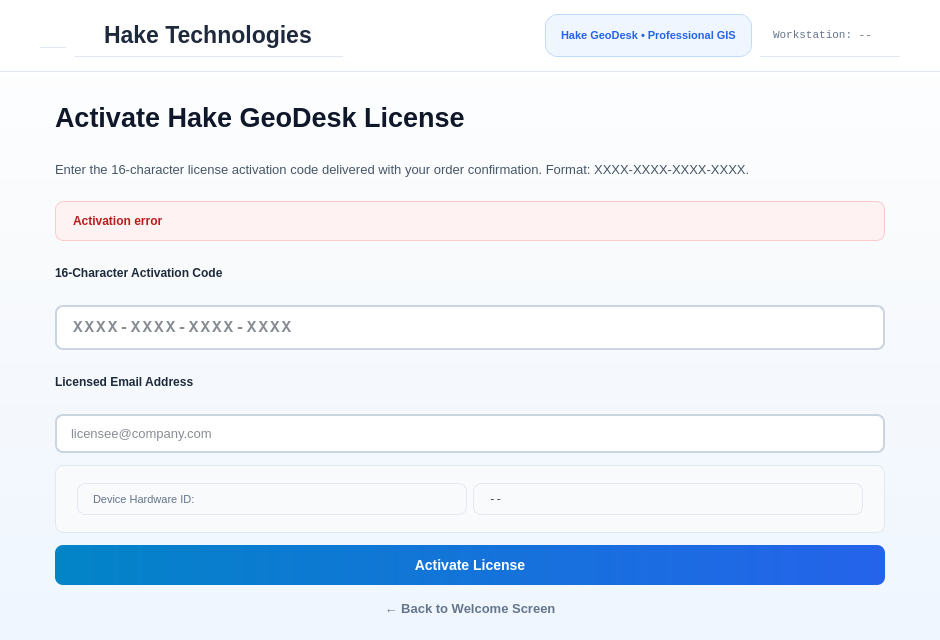
Before: the Qt Designer form src/ui/hakeactivationdialogbase.ui in sagar-singha-roy/hake-gis, drawn with Qt 5.
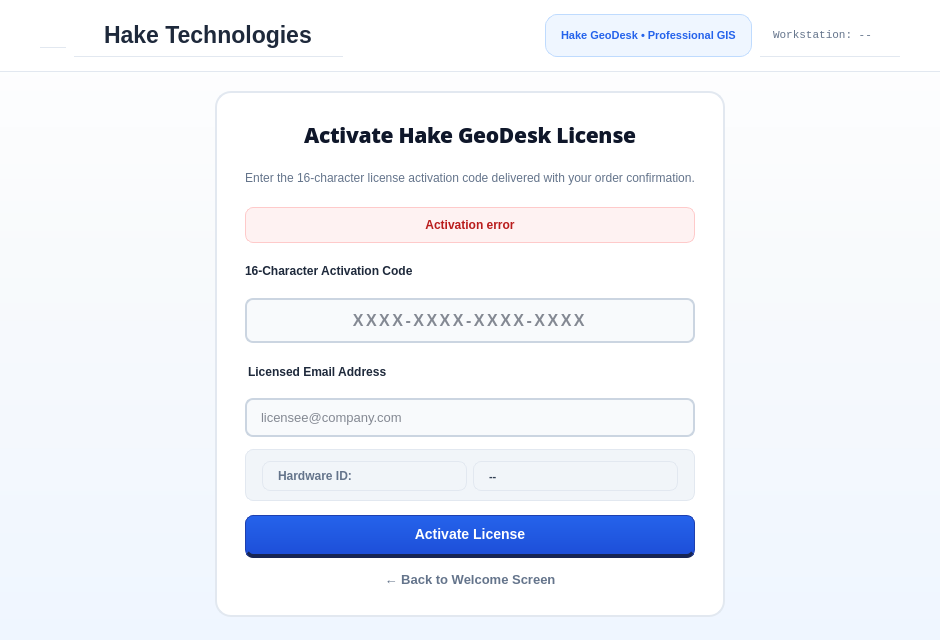
After: the same form once the commit is applied. The open tabs and pages were chosen to show the change.

Commit message: feat(ui): center license activation and account signup screens with elevated card styling

The edit to the form file:
```diff
--- a/src/ui/hakeactivationdialogbase.ui
+++ b/src/ui/hakeactivationdialogbase.ui
@@ -1483,53 +1483,124 @@
      <widget class="QWidget" name="pageActivate">
       <layout class="QVBoxLayout" name="activateLayout">
        <property name="spacing">
+        <number>0</number>
+       </property>
+       <property name="leftMargin">
+        <number>20</number>
+       </property>
+       <property name="topMargin">
         <number>12</number>
        </property>
+       <property name="rightMargin">
+        <number>20</number>
+       </property>
+       <property name="bottomMargin">
+        <number>16</number>
+       </property>
+
+       <!-- Vertical Spacer Top -->
+       <item>
+        <spacer name="activateTopSpacer">
+         <property name="orientation">
+          <enum>Qt::Vertical</enum>
+         </property>
+        </spacer>
+       </item>
+
+       <!-- Centered Horizontal Row -->
+       <item>
+        <layout class="QHBoxLayout" name="activateCenterRow">
+         <item>
+          <spacer name="activateLeftSpacer">
+           <property name="orientation">
+            <enum>Qt::Horizontal</enum>
+           </property>
+          </spacer>
+         </item>
+
+         <!-- Elevated Professional Centered Card -->
+         <item>
+          <widget class="QFrame" name="cardActivate">
+           <property name="minimumSize">
+            <size>
+             <width>470</width>
+             <height>0</height>
+            </size>
+           </property>
+           <property name="maximumSize">
+            <size>
+             <width>510</width>
+             <height>16777215</height>
+            </size>
+           </property>
+           <property name="styleSheet">
+            <string notr="true">QFrame#cardActivate { background-color: #ffffff; border: 1.5px solid #e2e8f0; border-radius: 16px; padding: 24px 28px; }</string>
+           </property>
+           <layout class="QVBoxLayout" name="cardActivateLayout">
+            <property name="spacing">
+             <number>10</number>
+            </property>
        <property name="leftMargin">
-        <number>55</number>
+             <number>0</number>
        </property>
        <property name="topMargin">
-        <number>25</number>
+             <number>0</number>
        </property>
        <property name="rightMargin">
-        <number>55</number>
+             <number>0</number>
        </property>
        <property name="bottomMargin">
-        <number>20</number>
-       </property>
+             <number>0</number>
+            </property>
+
+            <!-- Card Title: Centered, Open Sans 21px Bold -->
        <item>
         <widget class="QLabel" name="lblActivateTitle">
          <property name="font">
           <font>
-           <pointsize>20</pointsize>
+                <family>Open Sans</family>
+                <pointsize>21</pointsize>
            <bold>true</bold>
           </font>
          </property>
+              <property name="alignment">
+               <set>Qt::AlignCenter</set>
+              </property>
          <property name="styleSheet">
-          <string notr="true">color: #0f172a;</string>
+               <string notr="true">color: #0f172a; font-weight: 700; font-size: 21px; font-family: 'Open Sans', -apple-system, sans-serif; letter-spacing: -0.3px; margin-top: 2px; margin-bottom: 2px;</string>
          </property>
          <property name="text">
           <string>Activate Hake GeoDesk License</string>
          </property>
         </widget>
        </item>
+
+            <!-- Card Subtitle: Centered -->
        <item>
         <widget class="QLabel" name="lblActivateSubtitle">
+              <property name="alignment">
+               <set>Qt::AlignCenter</set>
+              </property>
          <property name="styleSheet">
-          <string notr="true">color: #475569; font-size: 13px;</string>
+               <string notr="true">color: #64748b; font-size: 12.5px; font-weight: 400; font-family: 'Open Sans', -apple-system, sans-serif; margin-bottom: 4px;</string>
          </property>
          <property name="text">
-          <string>Enter the 16-character license activation code delivered with your order confirmation. Format: XXXX-XXXX-XXXX-XXXX.</string>
+               <string>Enter the 16-character license activation code delivered with your order confirmation.</string>
          </property>
          <property name="wordWrap">
           <bool>true</bool>
          </property>
         </widget>
        </item>
+
+            <!-- Activation Error Alert -->
        <item>
         <widget class="QLabel" name="lblActivateError">
+              <property name="alignment">
+               <set>Qt::AlignCenter</set>
+              </property>
          <property name="styleSheet">
-          <string notr="true">background: #fef2f2; color: #b91c1c; border: 1px solid #fecaca; border-radius: 8px; padding: 9px 14px; font-size: 12px; font-weight: 500;</string>
+               <string notr="true">background: #fef2f2; color: #b91c1c; border: 1px solid #fecaca; border-radius: 8px; padding: 8px 12px; font-size: 11.5px; font-weight: 500; font-family: 'Open Sans', sans-serif;</string>
          </property>
          <property name="text">
           <string>Activation error</string>
@@ -1537,11 +1608,18 @@
          <property name="visible">
           <bool>false</bool>
          </property>
-        </widget>
-       </item>
+              <property name="wordWrap">
+               <bool>true</bool>
+              </property>
+             </widget>
+            </item>
+
+            <!-- 16-Character Activation Code Label & Input -->
        <item>
         <widget class="QLabel" name="lblCodeLabel">
-         <property name="styleSheet"><string notr="true">font-weight: 600; color: #1e293b;</string></property>
+              <property name="styleSheet">
+               <string notr="true">font-weight: 600; font-size: 12px; color: #1e293b; font-family: 'Open Sans', sans-serif;</string>
+              </property>
          <property name="text">
           <string>16-Character Activation Code</string>
          </property>
@@ -1549,17 +1627,24 @@
        </item>
        <item>
         <widget class="QLineEdit" name="txtActivationCode">
+              <property name="alignment">
+               <set>Qt::AlignCenter</set>
+              </property>
          <property name="styleSheet">
-          <string notr="true">font-family: monospace; font-size: 16px; font-weight: bold; letter-spacing: 2px; text-transform: uppercase; padding: 10px 14px;</string>
+               <string notr="true">background: #f8fafc; border: 1.5px solid #cbd5e1; border-radius: 8px; font-family: -apple-system, "SF Mono", Menlo, Monaco, monospace; font-size: 16px; font-weight: 700; letter-spacing: 2.5px; color: #0f172a; padding: 10px 14px;</string>
          </property>
          <property name="placeholderText">
           <string>XXXX-XXXX-XXXX-XXXX</string>
          </property>
         </widget>
        </item>
+
+            <!-- Licensed Email Address Label & Input -->
        <item>
         <widget class="QLabel" name="lblActivateEmail">
-         <property name="styleSheet"><string notr="true">font-weight: 600; color: #1e293b;</string></property>
+              <property name="styleSheet">
+               <string notr="true">font-weight: 600; font-size: 12px; color: #1e293b; font-family: 'Open Sans', sans-serif; margin-top: 2px;</string>
+              </property>
          <property name="text">
           <string>Licensed Email Address</string>
          </property>
@@ -1567,31 +1652,40 @@
        </item>
        <item>
         <widget class="QLineEdit" name="txtActivateEmail">
+              <property name="styleSheet">
+               <string notr="true">background: #f8fafc; border: 1.5px solid #cbd5e1; border-radius: 8px; font-family: 'Open Sans', -apple-system, sans-serif; font-size: 13px; color: #0f172a; padding: 9px 12px;</string>
+              </property>
          <property name="placeholderText">
           <string>licensee@company.com</string>
          </property>
         </widget>
        </item>
+
+            <!-- Hardware ID Badge -->
        <item>
         <widget class="QFrame" name="hwInfoCard">
          <property name="styleSheet">
-          <string notr="true">background-color: #f8fafc; border: 1px solid #e2e8f0; border-radius: 8px; padding: 8px 12px;</string>
+               <string notr="true">background-color: #f1f5f9; border: 1px solid #e2e8f0; border-radius: 8px; padding: 7px 12px; margin-top: 2px;</string>
          </property>
          <layout class="QHBoxLayout" name="hwInnerLayout">
+               <property name="leftMargin"><number>4</number></property>
+               <property name="topMargin"><number>2</number></property>
+               <property name="rightMargin"><number>4</number></property>
+               <property name="bottomMargin"><number>2</number></property>
           <item>
            <widget class="QLabel" name="lblHwPrompt">
             <property name="styleSheet">
-             <string notr="true">color: #64748b; font-size: 11px;</string>
+                  <string notr="true">color: #64748b; font-size: 11.5px; font-weight: 600; font-family: 'Open Sans', sans-serif;</string>
             </property>
             <property name="text">
-             <string>Device Hardware ID:</string>
+                  <string>Hardware ID:</string>
             </property>
            </widget>
           </item>
           <item>
            <widget class="QLabel" name="lblActivateHwId">
             <property name="styleSheet">
-             <string notr="true">color: #334155; font-family: monospace; font-size: 11px;</string>
+                  <string notr="true">color: #334155; font-family: -apple-system, "SF Mono", Menlo, monospace; font-size: 11px; font-weight: 600;</string>
             </property>
             <property name="text">
              <string>--</string>
@@ -1601,20 +1695,47 @@
          </layout>
         </widget>
        </item>
+
+            <!-- Tactile 3D Action Button -->
        <item>
         <widget class="QPushButton" name="btnSubmitActivate">
          <property name="styleSheet">
-          <string notr="true">background: qlineargradient(x1:0, y1:0, x2:1, y2:0, stop:0 #0284c7, stop:1 #2563eb); color: white; padding: 12px; font-size: 14px; font-weight: bold; border-radius: 8px;</string>
+               <string notr="true">
+                QPushButton#btnSubmitActivate {
+                  background: qlineargradient(x1:0, y1:0, x2:0, y2:1, stop:0 #2563eb, stop:1 #1d4ed8);
+                  color: #ffffff;
+                  font-family: 'Open Sans', -apple-system, sans-serif;
+                  font-weight: 700;
+                  font-size: 14px;
+                  border-radius: 8px;
+                  border: 1px solid #1e40af;
+                  border-bottom: 3.5px solid #172554;
+                  padding: 10px 18px 12px 18px;
+                  margin-top: 4px;
+                }
+                QPushButton#btnSubmitActivate:hover {
+                  background: qlineargradient(x1:0, y1:0, x2:0, y2:1, stop:0 #3b82f6, stop:1 #2563eb);
+                  border-bottom: 3.5px solid #1e3a8a;
+                }
+                QPushButton#btnSubmitActivate:pressed {
+                  background: #1d4ed8;
+                  border-bottom: 1px solid #172554;
+                  padding-top: 12px;
+                  padding-bottom: 9px;
+                }
+               </string>
          </property>
          <property name="text">
           <string>Activate License</string>
          </property>
         </widget>
        </item>
+
+            <!-- Back Link: Centered -->
        <item>
         <widget class="QPushButton" name="btnBackFromActivate">
          <property name="styleSheet">
-          <string notr="true">background: transparent; color: #64748b; font-weight: 500; padding: 4px; border: none;</string>
+               <string notr="true">QPushButton#btnBackFromActivate { background: transparent; color: #64748b; font-weight: 600; font-size: 12.5px; padding: 4px; border: none; font-family: 'Open Sans', sans-serif; } QPushButton#btnBackFromActivate:hover { color: #2563eb; }</string>
          </property>
          <property name="text">
           <string>← Back to Welcome Screen</string>
@@ -1623,7 +1744,28 @@
        </item>
       </layout>
      </widget>
+         </item>
 
+         <item>
+          <spacer name="activateRightSpacer">
+           <property name="orientation">
+            <enum>Qt::Horizontal</enum>
+           </property>
+          </spacer>
+         </item>
+        </layout>
+       </item>
+
+       <!-- Vertical Spacer Bottom -->
+       <item>
+        <spacer name="activateBottomSpacer">
+         <property name="orientation">
+          <enum>Qt::Vertical</enum>
+         </property>
+        </spacer>
+       </item>
+      </layout>
+     </widget>
      <!-- PAGE 6: License Dashboard / Account Management Screen -->
      <widget class="QWidget" name="pageDashboard">
       <layout class="QVBoxLayout" name="dashLayout">
```
Left out of the diff: 173 changed lines with no effect on the pictures. Lines whose indentation alone changed are shown as unchanged. The commit also changes 1 other file.
